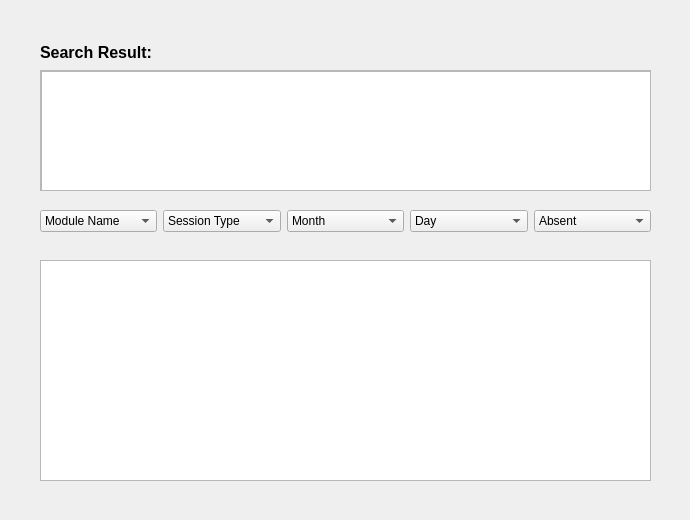
Qt form resources/UI_resources/studentInfo_frame1.ui (doddodod/GRP17) before a commit.
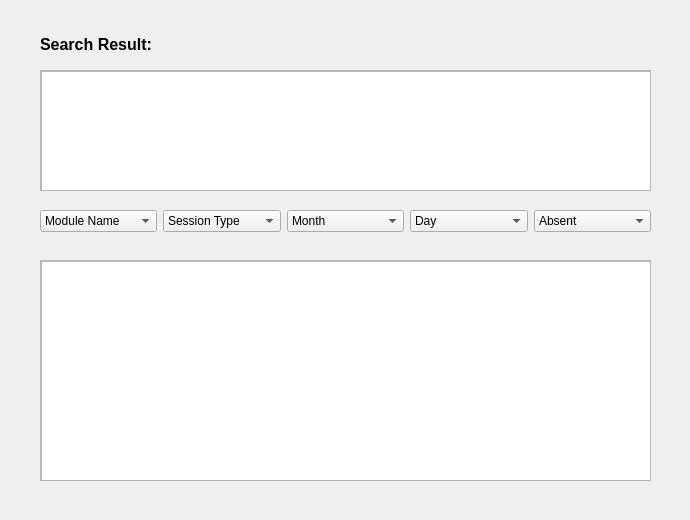
The same form after that commit.

```diff
--- a/resources/UI_resources/studentInfo_frame1.ui
+++ b/resources/UI_resources/studentInfo_frame1.ui
@@ -17,9 +17,9 @@
    <property name="geometry">
     <rect>
      <x>40</x>
-     <y>30</y>
-     <width>241</width>
-     <height>45</height>
+     <y>14</y>
+     <width>181</width>
+     <height>61</height>
     </rect>
    </property>
    <property name="font">
@@ -57,8 +57,8 @@
     <widget class="QListView" name="listView">
      <property name="geometry">
       <rect>
-       <x>-5</x>
-       <y>-9</y>
+       <x>0</x>
+       <y>0</y>
        <width>621</width>
        <height>231</height>
       </rect>
@@ -99,7 +99,7 @@
     </widget>
    </widget>
   </widget>
-  <widget class="QWidget" name="">
+  <widget class="QWidget" name="layoutWidget">
    <property name="geometry">
     <rect>
      <x>40</x>
```
